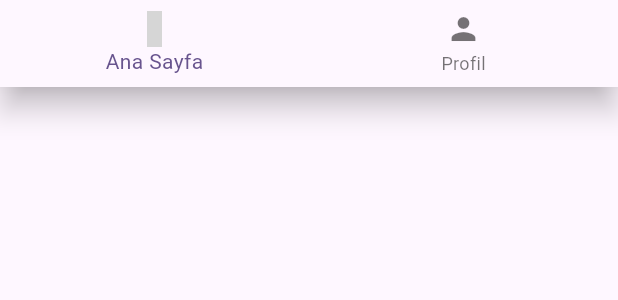
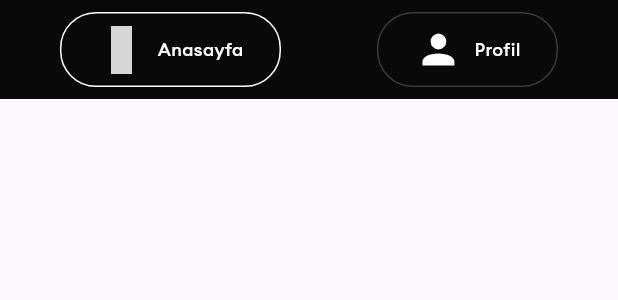
Before and after one commit to alimuratkalayci/cinematch, a Flutter app: the CustomNavBar widget shown alone on an empty page, opened directly, on a phone screen of 412 x 824 dp. Shown: the top 300 px of the screen. Run offline on Flutter 3.47's test engine with Material 3 defaults, Android fonts, the phone set to English and light mode, and no system bars; our stand-ins replace flutter_secure_storage, flutter_svg, font_awesome_flutter, iconly, image_picker, lottie; accounts and stored records are empty; grey boxes are pictures that could not be loaded.

Commit message:
navbar done. account svg added and ui theme updated for some texts.

```diff
--- a/lib/components/custom_bottom_nav_bar.dart
+++ b/lib/components/custom_bottom_nav_bar.dart
@@ -1,8 +1,9 @@
 import 'package:flutter/material.dart';
+import 'package:flutter_svg/flutter_svg.dart';
 import 'package:iconly/iconly.dart';
 import 'package:provider/provider.dart';
 import '../../providers/root_screen_provider.dart';
-
+import '../constants/ui_theme.dart';
 
 class CustomNavBar extends StatelessWidget {
   const CustomNavBar({super.key});
@@ -11,15 +12,89 @@ class CustomNavBar extends StatelessWidget {
   Widget build(BuildContext context) {
     final pageProvider = Provider.of<RootScreenProvider>(context);
 
-    return BottomNavigationBar(
-      currentIndex: pageProvider.currentPage,
-      onTap: (index) {
-        pageProvider.changePage(index);
-      },
-      items: const [
-        BottomNavigationBarItem(icon: Icon(IconlyLight.home), label: "Ana Sayfa"),
-        BottomNavigationBarItem(icon: Icon(Icons.person), label: "Profil"),
-      ],
+    return Container(
+      color: AppColors.backgroundColor,
+      child: SafeArea(
+        child: Padding(
+          padding: const EdgeInsets.all(8),
+          child: Row(
+            mainAxisAlignment: MainAxisAlignment.spaceAround,
+            children: [
+              GestureDetector(
+                onTap: () => pageProvider.changePage(0),
+                child: Container(
+                  padding: const EdgeInsets.symmetric(horizontal: 16.0, vertical: 8.0),
+                  decoration: BoxDecoration(
+                    border: Border.all(
+                      color: pageProvider.currentPage == 0
+                          ? Colors.white
+                          : Colors.white.withOpacity(0.2),
+                      width: 1,
+                    ),
+                    borderRadius: BorderRadius.circular(24),
+                  ),
+                  child: Padding(
+                    padding: const EdgeInsets.symmetric(horizontal: 8),
+                    child: Row(
+                      mainAxisAlignment: MainAxisAlignment.center,
+                      children: [
+                        Icon(
+                            IconlyLight.home,
+                            color: Colors.white,
+                            size: 32
+                        ),
+                        Padding(
+                          padding: const EdgeInsets.only(left: 8.0),
+                          child: Text(
+                              'Anasayfa',
+                              style: CustomTextStyle.circular15px500wWhite
+                          ),
+                        ),
+                      ],
+                    ),
+                  ),
+                ),
+              ),
+              GestureDetector(
+                onTap: () => pageProvider.changePage(1),
+                child: Container(
+                  padding: const EdgeInsets.symmetric(horizontal: 16.0, vertical: 8.0),
+                  decoration: BoxDecoration(
+                    border: Border.all(
+                      color: pageProvider.currentPage == 1
+                          ? Colors.white
+                          : Colors.white.withOpacity(0.2),
+                      width: 1,
+                    ),
+                    borderRadius: BorderRadius.circular(24),
+                  ),
+                  child: Padding(
+                    padding: const EdgeInsets.symmetric(horizontal: 8),
+                    child: Row(
+                      mainAxisAlignment: MainAxisAlignment.center,
+                      children: [
+                        SvgPicture.asset(
+                          'assets/icons/account.svg',
+                          color: Colors.white,
+                          width: 32,
+                          height: 32,
+                        ),
+                        Padding(
+                          padding: const EdgeInsets.only(left: 8.0),
+                          child: Text(
+                              'Profil',
+                              style: CustomTextStyle.circular15px500wWhite
+                          ),
+                        ),
+                      ],
+                    ),
+                  ),
+                ),
+              ),
+            ],
+          ),
+        ),
+      ),
     );
   }
 }
--- a/lib/constants/ui_theme.dart
+++ b/lib/constants/ui_theme.dart
@@ -19,6 +19,12 @@ class CustomTextStyle {
   static TextStyle circular13px400wWhite = const TextStyle(
     fontFamily: 'EuclidCircularA',
     fontWeight: FontWeight.w400,
+    fontSize: 13,
+    color: Color(0xffFFFFFF),
+  );
+  static TextStyle circular13px700wWhite = const TextStyle(
+    fontFamily: 'EuclidCircularA',
+    fontWeight: FontWeight.w700,
     fontSize: 13,
     color: Color(0xffFFFFFF),
   );
```
Also changed, not shown: lib/features/profile_screen/components/profile_id_card.dart (+9 -6 lines), lib/features/profile_screen/profile_screen.dart (+17 -11 lines), pubspec.yaml (+4 -3 lines), assets/icons/account.svg (added), pubspec.lock.
